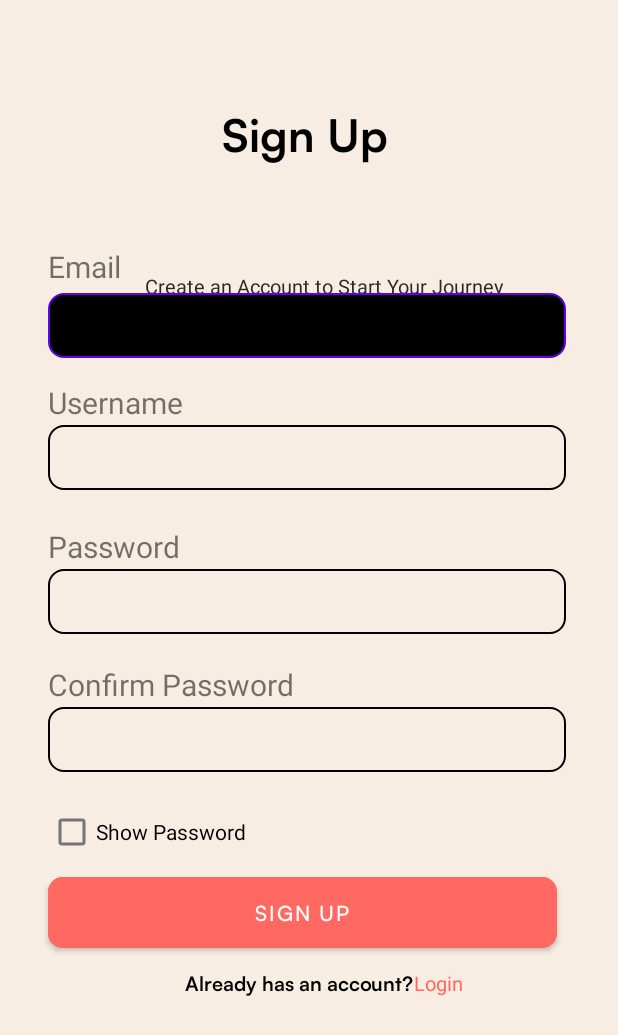
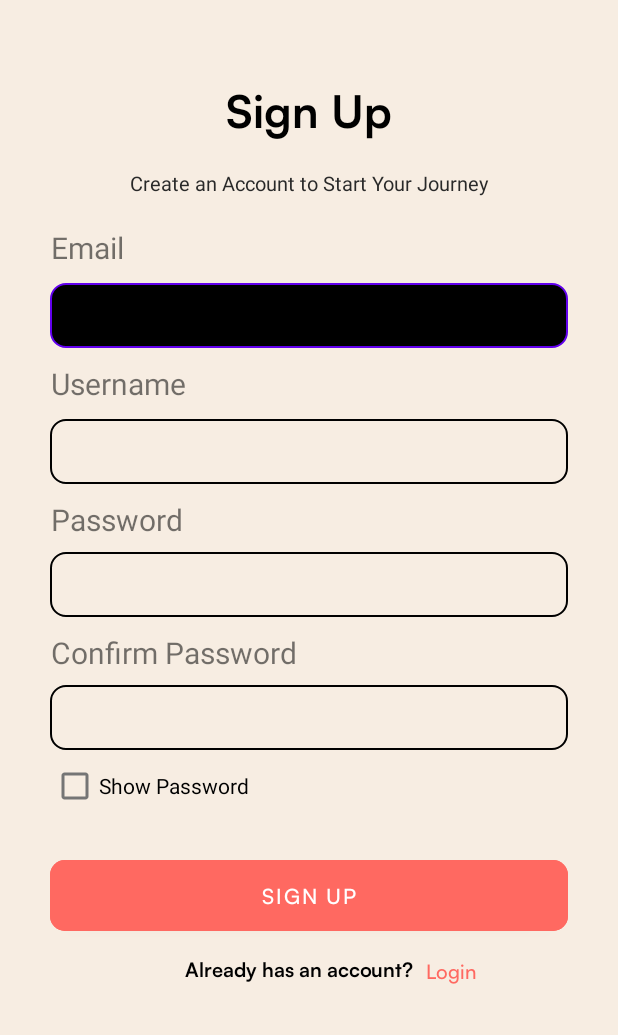
Before and after one commit to LeonAlvarezz/Rendezvous, an Android app: the layout activity_register.xml on its own in the app's theme, with its tools: preview values and no code run, on a phone screen of 412 x 824 dp. Shown: the top 1035 px of the screen. Run offline under Robolectric (Android 15) with nearby library versions, the phone set to English and light mode, and no system bars.

Commit message:
register update 1

```diff
--- a/app/src/main/java/com/example/rendezvous/MainActivity.java
+++ b/app/src/main/java/com/example/rendezvous/MainActivity.java
@@ -2,17 +2,20 @@ package com.example.rendezvous;
 
 import androidx.appcompat.app.AppCompatActivity;
 
+import android.content.Intent;
 import android.os.Bundle;
+import android.widget.Button;
 
 public class MainActivity extends AppCompatActivity {
-
+    Button goToButton;
     @Override
     protected void onCreate(Bundle savedInstanceState) {
         super.onCreate(savedInstanceState);
         setContentView(R.layout.activity_main);
-        System.out.println("Piseth Gay");
-        System.out.println("Agree");
-        System.out.println("Agree2");
-        System.out.println("punlue x2 gay");
+        goToButton = findViewById(R.id.goToButton);
+        goToButton.setOnClickListener(view ->{
+            Intent intent = new Intent(MainActivity.this, Register.class);
+            startActivity(intent);
+        });
     }
 }
--- a/app/src/main/java/com/example/rendezvous/register.java
+++ b/app/src/main/java/com/example/rendezvous/Register.java
@@ -4,7 +4,7 @@ import androidx.appcompat.app.AppCompatActivity;
 
 import android.os.Bundle;
 
-public class register extends AppCompatActivity {
+public class Register extends AppCompatActivity {
 
     @Override
     protected void onCreate(Bundle savedInstanceState) {
--- a/app/src/main/res/layout/activity_main.xml
+++ b/app/src/main/res/layout/activity_main.xml
@@ -16,11 +16,13 @@
         app:layout_constraintTop_toTopOf="parent" />
 
     <Button
-        android:id="@+id/button"
-        android:layout_width="wrap_content"
-        android:layout_height="wrap_content"
-        android:layout_marginBottom="280dp"
+        android:id="@+id/goToButton"
+        android:layout_width="97dp"
+        android:layout_height="37dp"
+        android:layout_marginBottom="292dp"
+        android:background="@android:color/transparent"
         android:text="Button"
+        android:textColor="#020202"
         app:layout_constraintBottom_toBottomOf="parent"
         app:layout_constraintEnd_toEndOf="parent"
         app:layout_constraintHorizontal_bias="0.498"
--- a/app/src/main/res/layout/activity_register.xml
+++ b/app/src/main/res/layout/activity_register.xml
@@ -5,18 +5,18 @@
     android:layout_width="match_parent"
     android:layout_height="match_parent"
     android:background="#f7ede2"
-    tools:context=".register">
+    tools:context=".Register">
 
     <TextView
         android:id="@+id/textView"
         android:layout_width="wrap_content"
         android:layout_height="wrap_content"
-        android:layout_marginStart="148dp"
-        android:layout_marginTop="68dp"
+        android:layout_marginTop="52dp"
         android:fontFamily="@font/satoshibold"
         android:text="Sign Up"
         android:textColor="#000000"
         android:textSize="30dp"
+        app:layout_constraintEnd_toEndOf="parent"
         app:layout_constraintStart_toStartOf="parent"
         app:layout_constraintTop_toTopOf="parent" />
 
@@ -24,9 +24,7 @@
         android:id="@+id/textView2"
         android:layout_width="wrap_content"
         android:layout_height="wrap_content"
-        android:layout_marginStart="100dp"
         android:layout_marginTop="20dp"
-        android:layout_marginEnd="80dp"
         android:layout_marginBottom="572dp"
         android:text="Create an Account to Start Your Journey"
         android:textColor="#292929"
@@ -34,49 +32,50 @@
         app:layout_constraintBottom_toBottomOf="parent"
         app:layout_constraintEnd_toEndOf="parent"
         app:layout_constraintStart_toStartOf="parent"
-        app:layout_constraintTop_toBottomOf="@+id/textView" />
+        app:layout_constraintTop_toBottomOf="@+id/textView"
+        app:layout_constraintVertical_bias="0.0" />
 
     <EditText
         android:id="@+id/editTextTextPersonName2"
         android:layout_width="345dp"
         android:layout_height="43dp"
-        android:layout_marginStart="32dp"
-        android:layout_marginTop="4dp"
+        android:layout_marginTop="10dp"
         android:background="@drawable/custom_input"
         android:ems="10"
         android:inputType="textPersonName"
+        app:layout_constraintEnd_toEndOf="parent"
         app:layout_constraintStart_toStartOf="parent"
         app:layout_constraintTop_toBottomOf="@+id/textView3" />
+
+    <EditText
+        android:id="@+id/editTextTextPersonName3"
+        android:layout_width="345dp"
+        android:layout_height="43dp"
+        android:layout_marginTop="10dp"
+        android:background="@drawable/custom_input"
+        android:ems="10"
+        android:inputType="textPersonName"
+        app:layout_constraintEnd_toEndOf="parent"
+        app:layout_constraintStart_toStartOf="parent"
+        app:layout_constraintTop_toBottomOf="@+id/textView4" />
 
     <TextView
         android:id="@+id/textView4"
         android:layout_width="wrap_content"
         android:layout_height="wrap_content"
-        android:layout_marginStart="32dp"
-        android:layout_marginTop="16dp"
+        android:layout_marginStart="34dp"
+        android:layout_marginTop="10dp"
         android:text="Username"
         android:textSize="20dp"
         app:layout_constraintStart_toStartOf="parent"
         app:layout_constraintTop_toBottomOf="@+id/editTextTextPersonName2" />
 
-    <EditText
-        android:id="@+id/editTextTextPersonName3"
-        android:layout_width="345dp"
-        android:layout_height="43dp"
-        android:layout_marginStart="32dp"
-        android:layout_marginTop="92dp"
-        android:background="@drawable/custom_input"
-        android:ems="10"
-        android:inputType="textPersonName"
-        app:layout_constraintStart_toStartOf="parent"
-        app:layout_constraintTop_toBottomOf="@+id/textView3" />
-
     <TextView
         android:id="@+id/textView5"
         android:layout_width="wrap_content"
         android:layout_height="wrap_content"
-        android:layout_marginStart="32dp"
-        android:layout_marginTop="24dp"
+        android:layout_marginStart="34dp"
+        android:layout_marginTop="10dp"
         android:text="Password"
         android:textSize="20dp"
         app:layout_constraintStart_toStartOf="parent"
@@ -86,20 +85,20 @@
         android:id="@+id/editTextTextPersonName"
         android:layout_width="345dp"
         android:layout_height="43dp"
-        android:layout_marginStart="32dp"
-        android:layout_marginTop="188dp"
+        android:layout_marginTop="8dp"
         android:background="@drawable/custom_input"
         android:ems="10"
         android:inputType="textPersonName"
+        app:layout_constraintEnd_toEndOf="parent"
         app:layout_constraintStart_toStartOf="parent"
-        app:layout_constraintTop_toBottomOf="@+id/textView3" />
+        app:layout_constraintTop_toBottomOf="@+id/textView5" />
 
     <TextView
         android:id="@+id/textView6"
         android:layout_width="wrap_content"
         android:layout_height="wrap_content"
-        android:layout_marginStart="32dp"
-        android:layout_marginTop="20dp"
+        android:layout_marginStart="34dp"
+        android:layout_marginTop="10dp"
         android:text="Confirm Password"
         android:textSize="20dp"
         app:layout_constraintStart_toStartOf="parent"
@@ -109,20 +108,20 @@
         android:id="@+id/editTextTextPersonName4"
         android:layout_width="345dp"
         android:layout_height="43dp"
-        android:layout_marginStart="32dp"
-        android:layout_marginTop="280dp"
+        android:layout_marginTop="8dp"
         android:background="@drawable/custom_input"
         android:ems="10"
         android:inputType="textPersonName"
+        app:layout_constraintEnd_toEndOf="parent"
         app:layout_constraintStart_toStartOf="parent"
-        app:layout_constraintTop_toBottomOf="@+id/textView3" />
+        app:layout_constraintTop_toBottomOf="@+id/textView6" />
 
     <CheckBox
         android:id="@+id/checkBox"
         android:layout_width="wrap_content"
-        android:layout_height="wrap_content"
-        android:layout_marginStart="32dp"
-        android:layout_marginTop="16dp"
+        android:layout_height="27dp"
+        android:layout_marginStart="34dp"
+        android:layout_marginTop="10dp"
         android:text="Show Password"
         app:layout_constraintStart_toStartOf="parent"
         app:layout_constraintTop_toBottomOf="@+id/editTextTextPersonName4" />
@@ -131,22 +130,23 @@
         android:id="@+id/textView3"
         android:layout_width="wrap_content"
         android:layout_height="wrap_content"
-        android:layout_marginStart="32dp"
-        android:layout_marginTop="164dp"
+        android:layout_marginStart="34dp"
+        android:layout_marginTop="20dp"
         android:text="Email"
         android:textSize="20dp"
         app:layout_constraintStart_toStartOf="parent"
-        app:layout_constraintTop_toTopOf="parent" />
+        app:layout_constraintTop_toBottomOf="@+id/textView2" />
 
     <Button
         android:id="@+id/button2"
-        android:layout_width="339dp"
+        android:layout_width="345dp"
         android:layout_height="59dp"
+        android:layout_marginTop="30dp"
         android:backgroundTint="#FF6961"
-        android:layout_marginStart="32dp"
         android:fontFamily="@font/satoshimedium"
         android:text="Sign Up"
         app:cornerRadius="10dp"
+        app:layout_constraintEnd_toEndOf="parent"
         app:layout_constraintStart_toStartOf="parent"
         app:layout_constraintTop_toBottomOf="@+id/checkBox" />
 
@@ -155,7 +155,7 @@
         android:layout_width="wrap_content"
         android:layout_height="wrap_content"
         android:layout_marginStart="120dp"
-        android:layout_marginTop="8dp"
+        android:layout_marginTop="10dp"
         android:fontFamily="@font/satoshibold"
         android:text=" Already has an account?"
         android:textColor="#000000"
@@ -167,7 +167,9 @@
         android:id="@+id/textView8"
         android:layout_width="wrap_content"
         android:layout_height="wrap_content"
-        android:layout_marginTop="8dp"
+        android:layout_marginStart="8dp"
+        android:layout_marginTop="11dp"
+        android:fontFamily="@font/satoshimedium"
         android:text="Login"
         android:textColor="#FF6961"
         android:textSize="13dp"
--- a/app/src/main/res/values/colors.xml
+++ b/app/src/main/res/values/colors.xml
@@ -7,4 +7,10 @@
     <color name="teal_700">#FF018786</color>
     <color name="black">#FF000000</color>
     <color name="white">#FFFFFFFF</color>
+    <color name="leader">#FF6961</color>
+    <color name="leader_plus">#FF463C</color>
+    <color name="background">#F7EDE2</color>
+    <color name="member">#81BACF</color>
+    <color name="member_plus">#2CA7D6</color>
+
 </resources>
--- a/app/src/main/res/values/themes.xml
+++ b/app/src/main/res/values/themes.xml
@@ -1,16 +1,16 @@
 <resources xmlns:tools="http://schemas.android.com/tools">
     <!-- Base application theme. -->
-    <style name="Theme.Rendezvous" parent="Theme.MaterialComponents.DayNight.DarkActionBar">
+    <style name="Theme.Rendezvous" parent="Theme.MaterialComponents.DayNight.NoActionBar">
         <!-- Primary brand color. -->
-        <item name="colorPrimary">@color/purple_500</item>
-        <item name="colorPrimaryVariant">@color/purple_700</item>
+        <item name="colorPrimary">@color/leader</item>
+        <item name="colorPrimaryVariant">@color/leader_plus</item>
         <item name="colorOnPrimary">@color/white</item>
         <!-- Secondary brand color. -->
-        <item name="colorSecondary">@color/teal_200</item>
-        <item name="colorSecondaryVariant">@color/teal_700</item>
+        <item name="colorSecondary">@color/member</item>
+        <item name="colorSecondaryVariant">@color/member_plus</item>
         <item name="colorOnSecondary">@color/black</item>
         <!-- Status bar color. -->
-        <item name="android:statusBarColor">?attr/colorPrimaryVariant</item>
+        <item name="android:statusBarColor">?attr/colorPrimary</item>
         <!-- Customize your theme here. -->
     </style>
 </resources>
```
